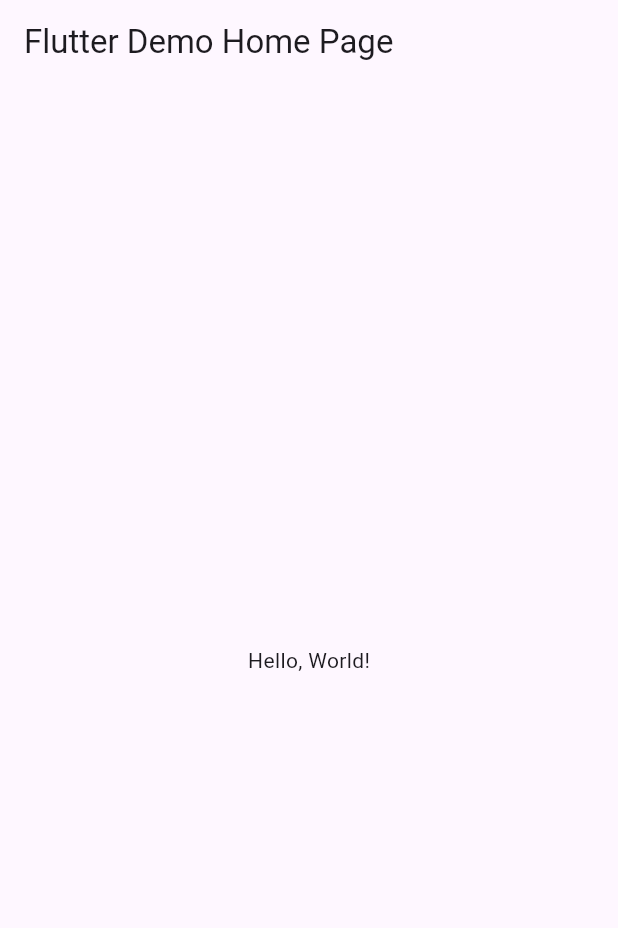
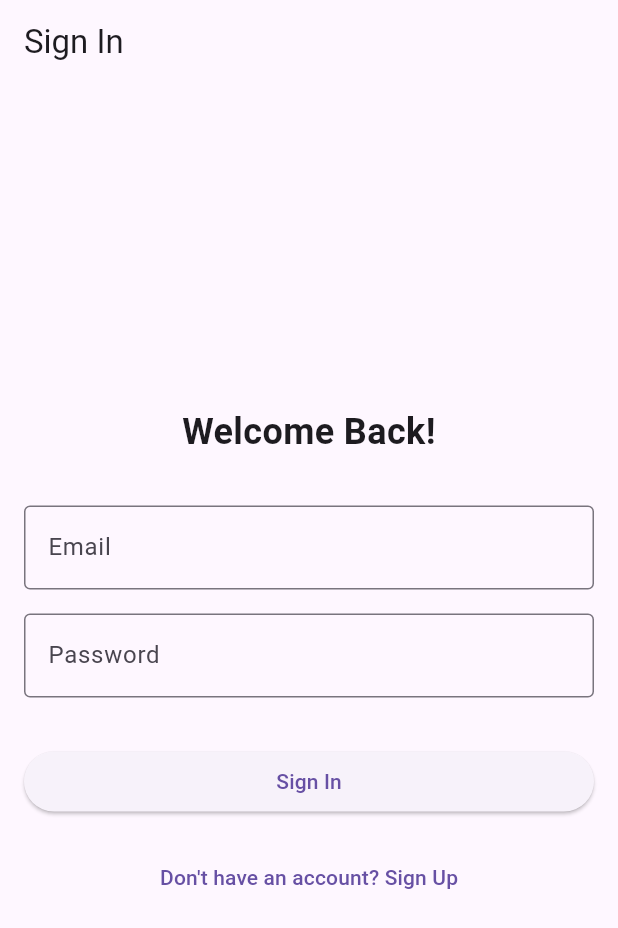
Before and after one commit to Camillaecalle/TaskQuest, a Flutter app: the screen it shows after launch, on a phone screen of 412 x 824 dp. Shown: the top 928 px of the screen. Run offline on Flutter 3.47's test engine with Material 3 defaults, Android fonts, the phone set to English and light mode, and no system bars.

Commit message:
Generic SignIn page

```diff
--- a/taskquest1/lib/Screens/SignIn.dart
+++ b/taskquest1/lib/Screens/SignIn.dart
@@ -0,0 +1,57 @@
+import 'package:flutter/material.dart';
+
+class SignIn extends StatelessWidget {
+  @override
+  Widget build(BuildContext context) {
+    return Scaffold(
+      appBar: AppBar(
+        title: Text('Sign In'),
+      ),
+      body: Padding(
+        padding: const EdgeInsets.all(16.0),
+        child: Column(
+          mainAxisAlignment: MainAxisAlignment.center,
+          crossAxisAlignment: CrossAxisAlignment.stretch,
+          children: <Widget>[
+            Text(
+              'Welcome Back!',
+              style: TextStyle(fontSize: 24, fontWeight: FontWeight.bold),
+              textAlign: TextAlign.center,
+            ),
+            SizedBox(height: 32),
+            TextField(
+              decoration: InputDecoration(
+                labelText: 'Email',
+                border: OutlineInputBorder(),
+              ),
+              keyboardType: TextInputType.emailAddress,
+            ),
+            SizedBox(height: 16),
+            TextField(
+              decoration: InputDecoration(
+                labelText: 'Password',
+                border: OutlineInputBorder(),
+              ),
+              obscureText: true,
+            ),
+            SizedBox(height: 32),
+            ElevatedButton(
+              onPressed: () {
+                // Add sign-in logic here
+                print('Sign In Button Pressed');
+              },
+              child: Text('Sign In'),
+            ),
+            SizedBox(height: 16),
+            TextButton(
+              onPressed: () {
+                print('Navigate to Sign Up');
+              },
+              child: Text('Don\'t have an account? Sign Up'),
+            ),
+          ],
+        ),
+      ),
+    );
+  }
+}
--- a/taskquest1/lib/main.dart
+++ b/taskquest1/lib/main.dart
@@ -1,4 +1,5 @@
 import 'package:flutter/material.dart';
+import 'Screens/SignIn.dart';
 
 void main() {
   runApp(MyApp());
@@ -12,7 +13,7 @@ class MyApp extends StatelessWidget {
       theme: ThemeData(
         primarySwatch: Colors.blue,
       ),
-      home: MyHomePage(),
+      home: SignIn(),
     );
   }
 }
```
